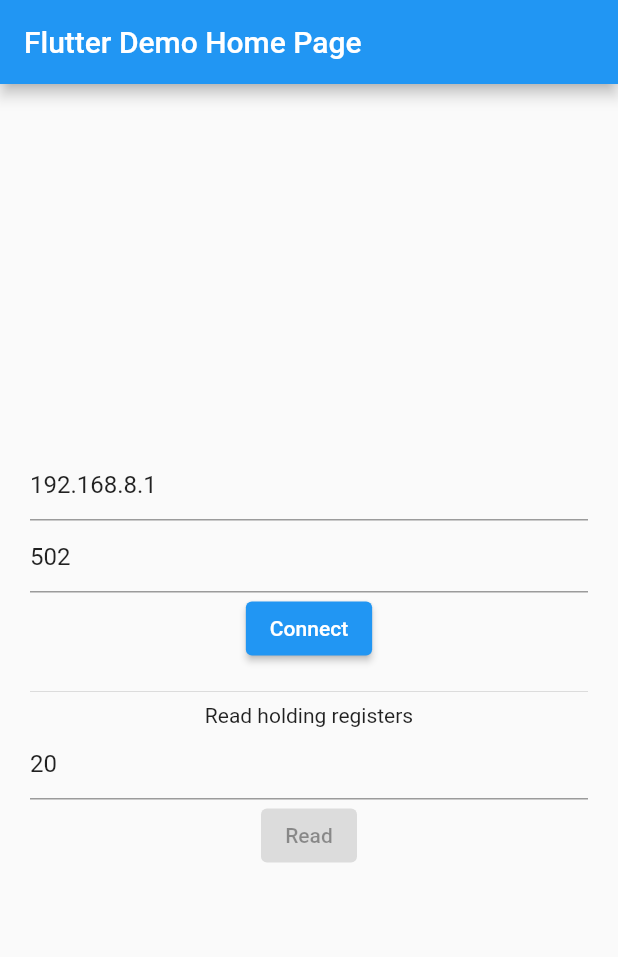
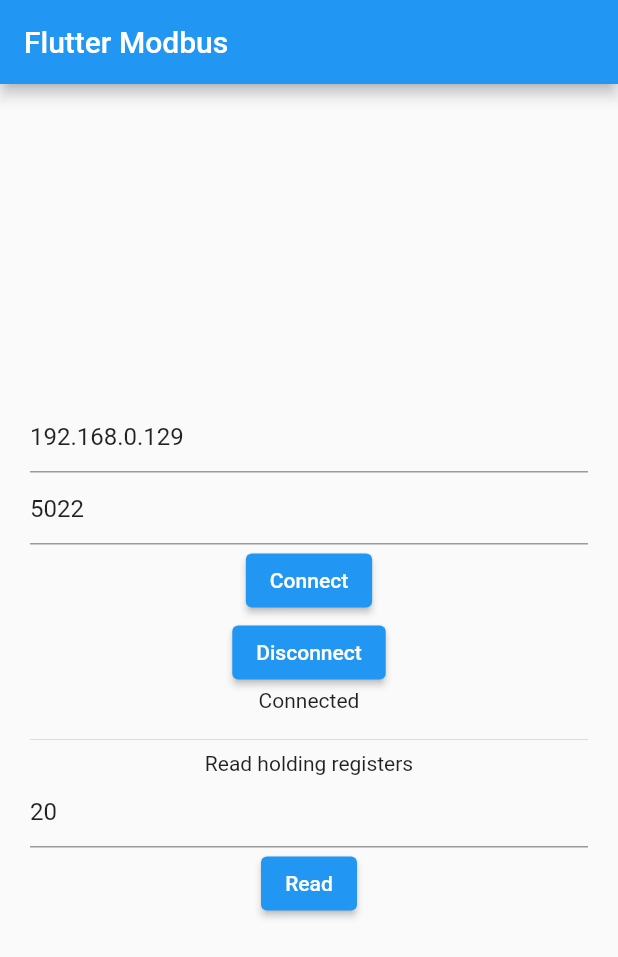
Before and after one commit to lapitski/modbus_test, a Flutter app: the MyHomePage screen opened directly, after a tap on "Connect", on a phone screen of 412 x 824 dp. Shown: the top 957 px of the screen. Run offline on Flutter 3.47's test engine with Material 2 defaults, Android fonts, the light colour scheme and no system bars; missing offline and left inert: modbus.

Commit message:
update connect

```diff
--- a/lib/main.dart
+++ b/lib/main.dart
@@ -9,7 +9,6 @@
 class MyApp extends StatelessWidget {
   const MyApp({Key? key}) : super(key: key);
 
-  // This widget is the root of your application.
   @override
   Widget build(BuildContext context) {
     return MaterialApp(
@@ -17,7 +16,7 @@
       theme: ThemeData(
         primarySwatch: Colors.blue,
       ),
-      home: const MyHomePage(title: 'Flutter Demo Home Page'),
+      home: const MyHomePage(title: 'Flutter Modbus'),
     );
   }
 }
@@ -32,18 +31,21 @@
 }
 
 class _MyHomePageState extends State<MyHomePage> {
-  String _address = '192.168.8.1';
-  int _port = 502;
+  String _address = '192.168.0.129';
+  int _port = 5022;
   TextEditingController _addressCtrl =
-      TextEditingController(text: '192.168.8.1');
-  TextEditingController _portCtrl = TextEditingController(text: '502');
+      TextEditingController(text: '192.168.0.129');
+  TextEditingController _portCtrl = TextEditingController(text: '5022');
   Uint8List? _slaveIdResponse;
   TextEditingController _registerCtrl = TextEditingController(text: '20');
   int _register = 20;
   modbus.ModbusClient? _client;
   var _readResp;
+  bool _isConnected = false;
+  bool _isConnecting = false;
 
   connect() async {
+    _toggleIsConnecting();
     _client = modbus.createTcpClient(
       _address,
       port: _port,
@@ -52,12 +54,8 @@
 
     try {
       await _client!.connect();
-
-      var slaveIdResponse = await _client!.reportSlaveId();
-
-      setState(() {
-        _slaveIdResponse = slaveIdResponse;
-      });
+      _isConnected = true;
+      _toggleIsConnecting();
     } catch (e) {
       print(e);
     }
@@ -67,8 +65,14 @@
     _client!.close();
     setState(() {
       _client = null;
-      _slaveIdResponse = null;
+      _isConnected = false;
       _readResp = null;
+    });
+  }
+
+  _toggleIsConnecting() {
+    setState(() {
+      _isConnecting = !_isConnecting;
     });
   }
 
@@ -85,7 +89,11 @@
       appBar: AppBar(
         title: Text(widget.title),
       ),
-      body: Padding(
+      body: _isConnecting
+          ? const Center(
+              child: CircularProgressIndicator(),
+            )
+          : Padding(
               padding: const EdgeInsets.symmetric(horizontal: 20.0),
               child: Center(
                 child: Column(
@@ -109,13 +117,12 @@
                       onPressed: connect,
                       child: const Text('Connect'),
                     ),
-              if (_slaveIdResponse != null)
+                    if (_isConnected)
                       ElevatedButton(
-                  onPressed: connect,
+                        onPressed: disconnect,
                         child: const Text('Disconnect'),
                       ),
-              if (_slaveIdResponse != null)
-                Text('SlaveIdResponse:$_slaveIdResponse'),
+                    if (_isConnected) const Text('Connected'),
                     const SizedBox(
                       height: 10.0,
                     ),
@@ -129,7 +136,7 @@
                       },
                     ),
                     ElevatedButton(
-                onPressed: _readResp != null ? read : null,
+                      onPressed: _isConnected ? read : null,
                       child: const Text('Read'),
                     ),
                     if (_readResp != null) Text('Responce: $_readResp'),
```
Lines whose indentation alone changed are shown as unchanged.
